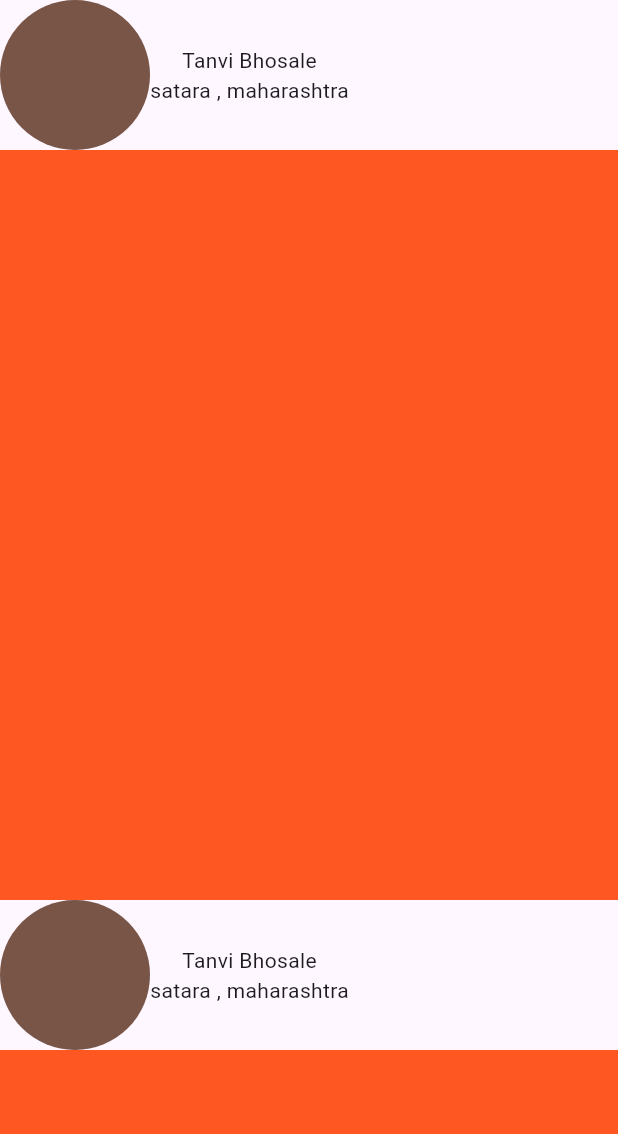
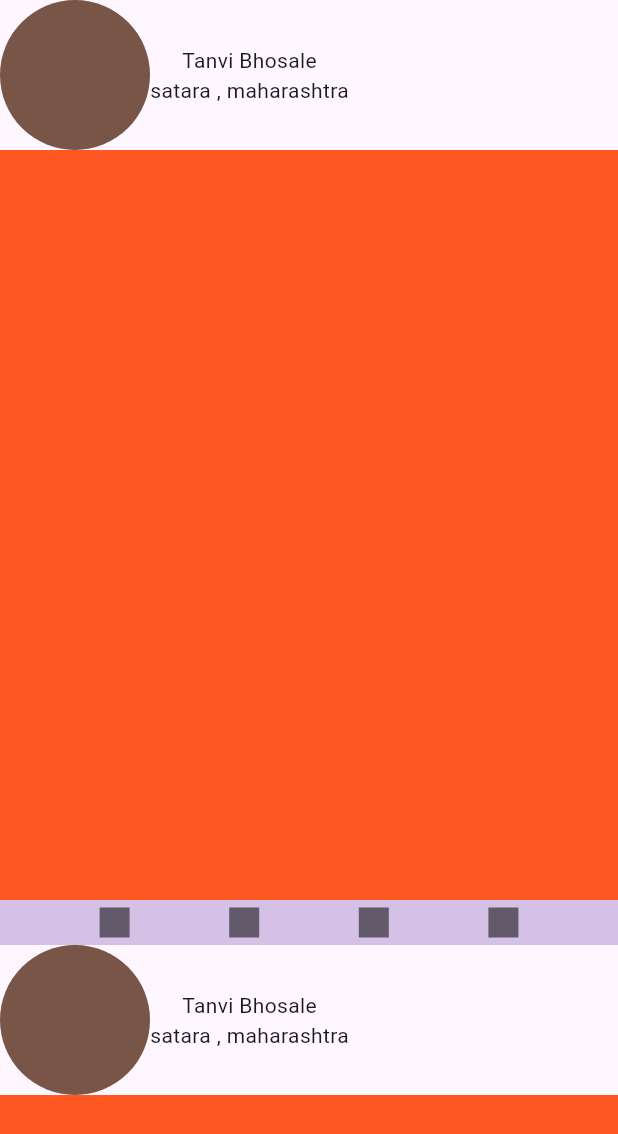
Before and after one commit to bhosaletanvi/flutter_practice, a Flutter app: the Ass9 screen opened directly, on a phone screen of 412 x 824 dp. Shown: the top 1134 px of the screen. Run offline on Flutter 3.47's test engine with Material 3 defaults, Android fonts, the phone set to English and light mode, and no system bars; network calls fail.

Commit message:
file added

```diff
--- a/ass1/lib/ass9.dart
+++ b/ass1/lib/ass9.dart
@@ -24,7 +24,42 @@ class Ass9 extends StatelessWidget{
                 Container(
                   height: 500,
                   color: Colors.deepOrange,
-                )
+                ),
+                Container(
+              height: 30,
+              color: const Color.fromARGB(255, 213, 193, 230),
+
+              child: Row(
+
+                mainAxisAlignment: MainAxisAlignment.spaceEvenly,
+                children: [
+                  Container(
+                    height: 20,
+                    width: 20,
+                    color: Colors.black54,
+
+                  ),
+                  Container(
+                    height: 20,
+                    width: 20,
+                    color: Colors.black54,
+
+                  ),
+                  Container(
+                    height: 20,
+                    width: 20,
+                    color: Colors.black54,
+
+                  ),
+                  Container(
+                    height: 20,
+                    width: 20,
+                    color: Colors.black54,
+
+                  ),
+                ],
+              ),
+            )
               ],
             ),
             Column(
@@ -44,6 +79,41 @@ class Ass9 extends StatelessWidget{
             Container(
               height: 500,
               color: Colors.deepOrange,
+            ),
+            Container(
+              height: 30,
+              color: const Color.fromARGB(255, 213, 193, 230),
+
+              child: Row(
+
+                mainAxisAlignment: MainAxisAlignment.spaceEvenly,
+                children: [
+                  Container(
+                    height: 20,
+                    width: 20,
+                    color: Colors.black54,
+
+                  ),
+                  Container(
+                    height: 20,
+                    width: 20,
+                    color: Colors.black54,
+
+                  ),
+                  Container(
+                    height: 20,
+                    width: 20,
+                    color: Colors.black54,
+
+                  ),
+                  Container(
+                    height: 20,
+                    width: 20,
+                    color: Colors.black54,
+
+                  ),
+                ],
+              ),
             )
           ],
         ),
@@ -64,6 +134,41 @@ class Ass9 extends StatelessWidget{
             Container(
               height: 500,
               color: Colors.deepOrange,
+            ),
+            Container(
+              height: 30,
+              color: const Color.fromARGB(255, 213, 193, 230),
+
+              child: Row(
+
+                mainAxisAlignment: MainAxisAlignment.spaceEvenly,
+                children: [
+                  Container(
+                    height: 20,
+                    width: 20,
+                    color: Colors.black54,
+
+                  ),
+                  Container(
+                    height: 20,
+                    width: 20,
+                    color: Colors.black54,
+
+                  ),
+                  Container(
+                    height: 20,
+                    width: 20,
+                    color: Colors.black54,
+
+                  ),
+                  Container(
+                    height: 20,
+                    width: 20,
+                    color: Colors.black54,
+
+                  ),
+                ],
+              ),
             )
           ],
         ),
--- a/ass1/lib/main.dart
+++ b/ass1/lib/main.dart
@@ -1,4 +1,6 @@
 import 'package:ass1/ass1.dart';
+import 'package:ass1/ass10.dart';
+import 'package:ass1/ass11.dart';
 import 'package:ass1/ass2.dart';
 import 'package:ass1/ass3.dart';
 import 'package:ass1/ass4.dart';
@@ -20,7 +22,7 @@ class Demo extends StatelessWidget {
   @override
   Widget build(BuildContext context) {
     return  MaterialApp(
-      home: Ass9(),
+      home: Ass11(),
     );
   }
 }
```
Also changed, not shown: ass1/lib/ass10.dart (added, +19 -0 lines), ass1/lib/ass11.dart (added, +36 -0 lines).
